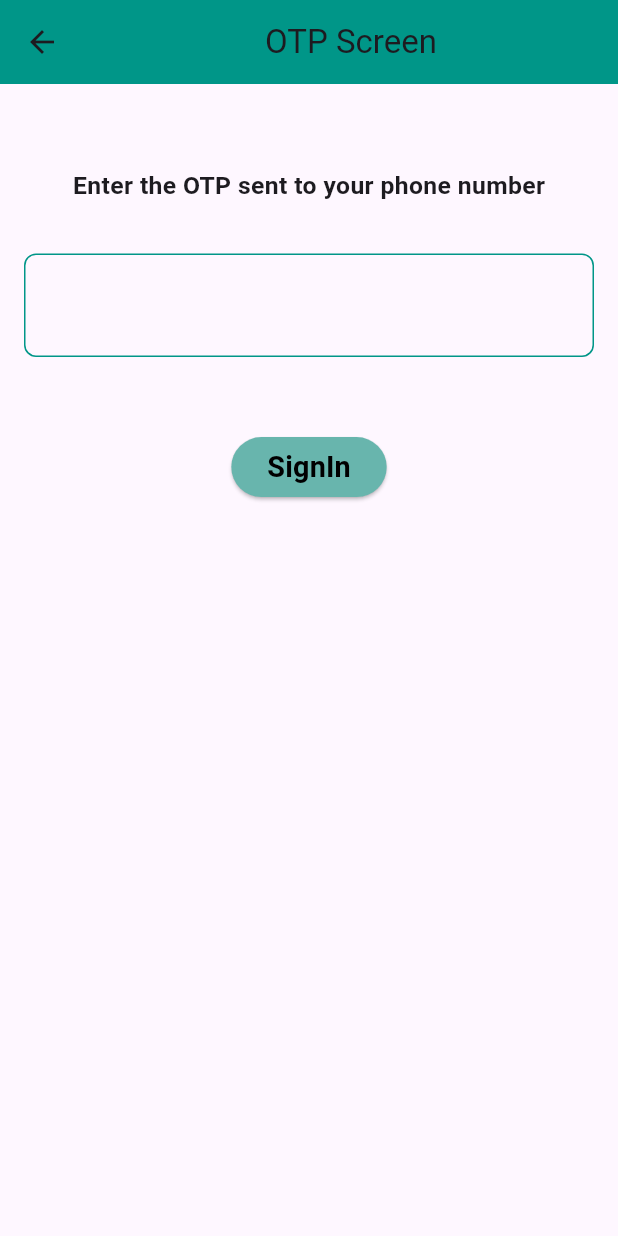
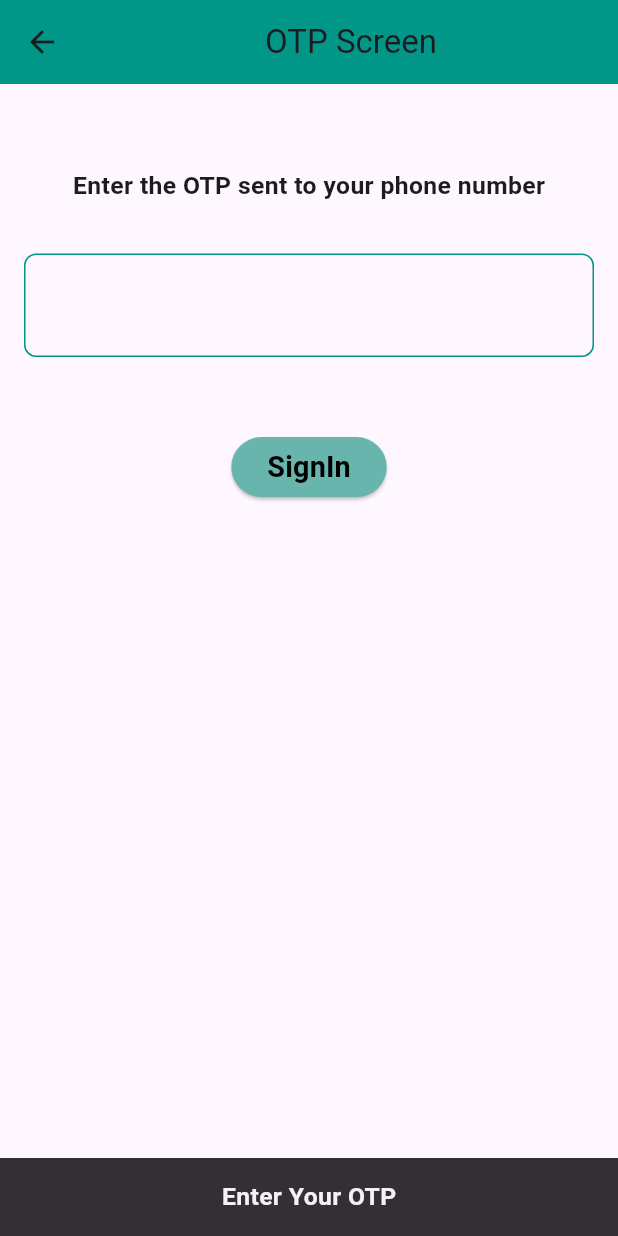
Before and after one commit to Alqdees/Captin_app, a Flutter app: the OtpScreen screen opened directly with empty values, after a tap on "SignIn", on a phone screen of 412 x 824 dp. Run offline on Flutter 3.47's test engine with Material 2 defaults, Android fonts, the phone set to English and light mode, and no system bars; our stand-ins replace connectivity_plus, firebase_auth, firebase_core, firebase_database, firebase_messaging, shared_preferences and 1 more; accounts and stored records are empty.

Commit message:
Adding some modifications and corrections to the code in the registry

```diff
--- a/lib/constants/assets_images.dart
+++ b/lib/constants/assets_images.dart
@@ -1,4 +1,7 @@
 class Assets {
   Assets._();
 
+  /// Assets for imagesLogo
+  /// assets/images/logo.jpg
+  static const String imagesLogo = "assets/images/logo.jpg";
 }
--- a/lib/l10n/intl_en.arb
+++ b/lib/l10n/intl_en.arb
@@ -7,5 +7,10 @@
     "getNumber": "Enter your Number ",
     "Sign": "SignIn",
     "enterNumber": "Enter your Number",
-    "ShortNumber": "The Number is short"
+    "ShortNumber": "The Number is short",
+    "wait": "Waiting Plaese... ",
+    "EnterOTP": "Enter Your OTP",
+    "ErrorOTP": "Error The OTP",
+    "nameApp": "School",
+    "welcome": "Welcome to Cappen Application"
 }
--- a/lib/route/OtpScreen.dart
+++ b/lib/route/OtpScreen.dart
@@ -51,13 +51,58 @@ class OtpScreen extends StatelessWidget {
               height: 6.h,
             ),
             ElevatedButton(
-              onPressed: ()  {
-
-                context.read<ModelProvider>().signInWithOTP(
-                    myObject.verificationId!,
-                    myObject.number!,
-                    _otpController.text,
-                    context);
+              onPressed: () {
+                if (_otpController.text.isEmpty) {
+                  ScaffoldMessenger.of(context).showSnackBar(
+                    SnackBar(
+                      content: Center(
+                        child: Text(
+                          S.of(context).EnterOTP,
+                          style: TextStyle(
+                              fontSize: 12.sp, fontWeight: FontWeight.bold),
+                        ),
+                      ),
+                    ),
+                  );
+                  return;
+                }
+                if (_otpController.text.length < 6 ||
+                    _otpController.text.length > 6) {
+                  ScaffoldMessenger.of(context).showSnackBar(
+                    SnackBar(
+                      content: Center(
+                        child: Text(
+                          S.of(context).ErrorOTP,
+                          style: TextStyle(
+                            fontSize: 12.sp,
+                            fontWeight: FontWeight.bold,
+                          ),
+                        ),
+                      ),
+                    ),
+                  );
+                  return;
+                }
+                ScaffoldMessenger.of(context).showSnackBar(
+                  SnackBar(
+                    content: Text(
+                      S.of(context).wait,
+                      style: TextStyle(
+                          fontSize: 12.sp, fontWeight: FontWeight.bold),
+                    ),
+                    duration: const Duration(seconds: 3),
+                  ),
+                );
+                Future.delayed(
+                  const Duration(seconds: 4),
+                  () async {
+                    context.read<ModelProvider>().signInWithOTP(
+                        myObject.verificationId.toString(),
+                        myObject.number.toString(),
+                        _otpController.text,
+                        context);
+                  },
+                );
               },
               style: ButtonStyle(
                 backgroundColor: MaterialStateProperty.all<Color>(
```
Also changed, not shown: lib/main.dart (+5 -9 lines), lib/model_provider/provider.dart (+10 -13 lines), lib/route/HomeScreen.dart (+2 -7 lines), lib/route/SignInScreen.dart (+26 -7 lines), lib/route/SplashScreen.dart (+47 -8 lines), lib/route/Widget/CardView.dart (+30 -0 lines), assets/images/logo.jpg (added), lib/generated/intl/messages_en.dart, lib/generated/l10n.dart.
